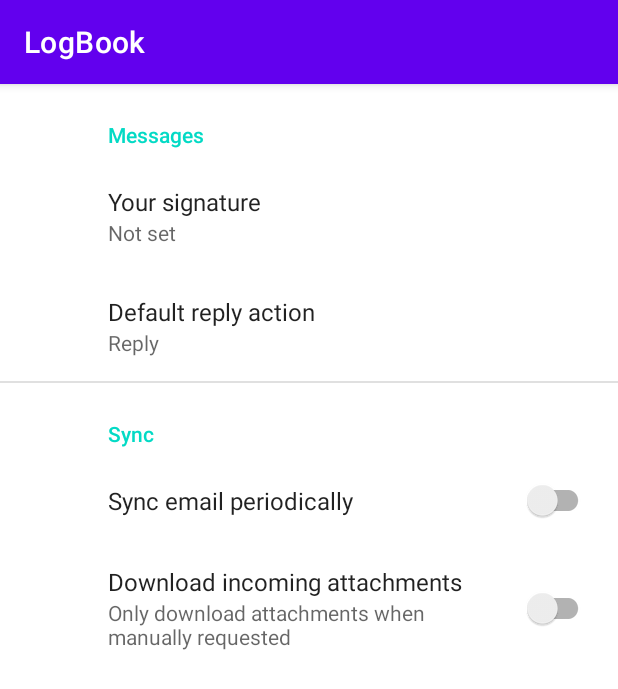
After one commit to Farhan5897/LogBook, an Android app: the SettingsFragment screen opened through its navigation route, on a phone screen of 412 x 824 dp. The commit adds this screen. Shown: the top 689 px of the screen. Run offline under Robolectric (Android 15) with nearby library versions, the phone set to English and light mode, and no system bars; our stand-ins replace androidx.preference; 2 statements that could not run were skipped.

Commit message:
update UI

```diff
--- a/app/src/main/java/com/simatrix/logbook/MainActivity.kt
+++ b/app/src/main/java/com/simatrix/logbook/MainActivity.kt
@@ -10,9 +10,5 @@ class MainActivity : AppCompatActivity() {
     override fun onCreate(savedInstanceState: Bundle?) {
         super.onCreate(savedInstanceState)
         setContentView(R.layout.activity_main)
-        add = findViewById(R.id.add_button)
-        add.setOnClickListener {
-            Toast.makeText(this, "moga", Toast.LENGTH_SHORT).show()
         }
     }
-}
--- /dev/null
+++ b/app/src/main/java/com/simatrix/logbook/fragments/HomeFragment.kt
@@ -0,0 +1,49 @@
+package com.simatrix.logbook.fragments
+
+import android.os.Bundle
+import androidx.fragment.app.Fragment
+import android.view.LayoutInflater
+import android.view.View
+import android.view.ViewGroup
+import androidx.navigation.fragment.findNavController
+import com.simatrix.logbook.R
+import com.simatrix.logbook.databinding.FragmentHomeBinding
+
+
+class HomeFragment : Fragment() {
+
+    private lateinit var binder : FragmentHomeBinding
+
+
+
+    override fun onCreate(savedInstanceState: Bundle?) {
+        super.onCreate(savedInstanceState)
+
+
+    }
+
+    override fun onCreateView(
+        inflater: LayoutInflater, container: ViewGroup?,
+        savedInstanceState: Bundle?
+    ): View? {
+        // Inflate the layout for this fragment
+        binder = FragmentHomeBinding.inflate(inflater, container, false)
+        return binder.root
+    }
+
+    override fun onViewCreated(view: View, savedInstanceState: Bundle?) {
+        super.onViewCreated(view, savedInstanceState)
+        initClick()
+    }
+
+    private fun initClick() {
+        binder.apply {
+            SettingButton.setOnClickListener(){
+                findNavController().navigate(R.id.action_homeFragment_to_settingsFragment)
+            }
+            AddButton.setOnClickListener(){
+                findNavController().navigate(R.id.action_homeFragment_to_addFragment)
+            }
+        }
+    }
+}
--- /dev/null
+++ b/app/src/main/java/com/simatrix/logbook/fragments/SettingsFragment.kt
@@ -0,0 +1,12 @@
+package com.simatrix.logbook.fragments
+
+import android.os.Bundle
+import androidx.preference.PreferenceFragmentCompat
+import com.simatrix.logbook.R
+
+class SettingsFragment : PreferenceFragmentCompat() {
+
+    override fun onCreatePreferences(savedInstanceState: Bundle?, rootKey: String?) {
+        setPreferencesFromResource(R.xml.root_preferences, rootKey)
+    }
+}
--- /dev/null
+++ b/app/src/main/res/drawable/ic_baseline_add_24.xml
@@ -0,0 +1,5 @@
+<vector android:height="24dp" android:tint="#000000"
+    android:viewportHeight="24" android:viewportWidth="24"
+    android:width="24dp" xmlns:android="http://schemas.android.com/apk/res/android">
+    <path android:fillColor="@android:color/white" android:pathData="M19,13h-6v6h-2v-6H5v-2h6V5h2v6h6v2z"/>
+</vector>
--- /dev/null
+++ b/app/src/main/res/drawable/ic_setting.xml
@@ -0,0 +1,5 @@
+<vector android:height="24dp" android:tint="#000000"
+    android:viewportHeight="24" android:viewportWidth="24"
+    android:width="24dp" xmlns:android="http://schemas.android.com/apk/res/android">
+    <path android:fillColor="@android:color/white" android:pathData="M19.14,12.94c0.04,-0.3 0.06,-0.61 0.06,-0.94c0,-0.32 -0.02,-0.64 -0.07,-0.94l2.03,-1.58c0.18,-0.14 0.23,-0.41 0.12,-0.61l-1.92,-3.32c-0.12,-0.22 -0.37,-0.29 -0.59,-0.22l-2.39,0.96c-0.5,-0.38 -1.03,-0.7 -1.62,-0.94L14.4,2.81c-0.04,-0.24 -0.24,-0.41 -0.48,-0.41h-3.84c-0.24,0 -0.43,0.17 -0.47,0.41L9.25,5.35C8.66,5.59 8.12,5.92 7.63,6.29L5.24,5.33c-0.22,-0.08 -0.47,0 -0.59,0.22L2.74,8.87C2.62,9.08 2.66,9.34 2.86,9.48l2.03,1.58C4.84,11.36 4.8,11.69 4.8,12s0.02,0.64 0.07,0.94l-2.03,1.58c-0.18,0.14 -0.23,0.41 -0.12,0.61l1.92,3.32c0.12,0.22 0.37,0.29 0.59,0.22l2.39,-0.96c0.5,0.38 1.03,0.7 1.62,0.94l0.36,2.54c0.05,0.24 0.24,0.41 0.48,0.41h3.84c0.24,0 0.44,-0.17 0.47,-0.41l0.36,-2.54c0.59,-0.24 1.13,-0.56 1.62,-0.94l2.39,0.96c0.22,0.08 0.47,0 0.59,-0.22l1.92,-3.32c0.12,-0.22 0.07,-0.47 -0.12,-0.61L19.14,12.94zM12,15.6c-1.98,0 -3.6,-1.62 -3.6,-3.6s1.62,-3.6 3.6,-3.6s3.6,1.62 3.6,3.6S13.98,15.6 12,15.6z"/>
+</vector>
--- a/app/src/main/res/layout/activity_main.xml
+++ b/app/src/main/res/layout/activity_main.xml
@@ -5,33 +5,11 @@
     android:layout_width="match_parent"
     android:layout_height="match_parent"
     tools:context=".MainActivity">
-
-    <androidx.appcompat.widget.LinearLayoutCompat
-        android:gravity="end"
+    <androidx.fragment.app.FragmentContainerView
+        android:id="@+id/fragmentContainerView"
+        android:name="androidx.navigation.fragment.NavHostFragment"
         android:layout_width="match_parent"
-        android:layout_height="wrap_content">
-        <com.google.android.material.button.MaterialButton
-            android:id="@+id/add_button"
-            style="@style/Widget.MaterialComponents.Button.OutlinedButton"
-            android:layout_width="wrap_content"
-            android:layout_height="wrap_content"
-            android:layout_margin="10dp"
-            android:text="ADD"
-            android:textColor="@color/black"
-            app:strokeColor="@color/black" />
-    </androidx.appcompat.widget.LinearLayoutCompat>
-    <androidx.appcompat.widget.LinearLayoutCompat
-        android:layout_weight="1"
-        android:layout_width="match_parent"
-        android:layout_height="0dp">
-        <ScrollView
-            android:layout_width="match_parent"
-            android:layout_height="match_parent">
-            <androidx.recyclerview.widget.RecyclerView
-                android:layout_width="wrap_content"
-                android:layout_height="wrap_content"/>
-        </ScrollView>
-    </androidx.appcompat.widget.LinearLayoutCompat>
-
-
+        android:layout_height="match_parent"
+        app:defaultNavHost="true"
+        app:navGraph="@navigation/logbook_app_navigation" />
 </androidx.appcompat.widget.LinearLayoutCompat>
--- /dev/null
+++ b/app/src/main/res/navigation/logbook_app_navigation.xml
@@ -0,0 +1,49 @@
+<?xml version="1.0" encoding="utf-8"?>
+<navigation xmlns:android="http://schemas.android.com/apk/res/android"
+    xmlns:app="http://schemas.android.com/apk/res-auto"
+    xmlns:tools="http://schemas.android.com/tools"
+    android:id="@+id/loogbook_app_navigation"
+    app:startDestination="@id/homeFragment">
+
+    <fragment
+        android:id="@+id/homeFragment"
+        android:name="com.simatrix.logbook.fragments.HomeFragment"
+        android:label="fragment_home"
+        tools:layout="@layout/fragment_home" >
+        <action
+            android:id="@+id/action_homeFragment_to_addFragment"
+            app:destination="@id/addFragment" />
+        <action
+            android:id="@+id/action_homeFragment_to_updateFragment"
+            app:destination="@id/updateFragment" />
+        <action
+            android:id="@+id/action_homeFragment_to_settingsFragment"
+            app:destination="@id/settingsFragment" />
+    </fragment>
+    <fragment
+        android:id="@+id/addFragment"
+        android:name="com.simatrix.logbook.fragments.AddFragment"
+        android:label="fragment_add"
+        tools:layout="@layout/fragment_add" >
+        <action
+            android:id="@+id/action_addFragment_to_homeFragment"
+            app:destination="@id/homeFragment" />
+    </fragment>
+    <fragment
+        android:id="@+id/updateFragment"
+        android:name="com.simatrix.logbook.fragments.UpdateFragment"
+        android:label="fragment_update"
+        tools:layout="@layout/fragment_update" >
+        <action
+            android:id="@+id/action_updateFragment_to_homeFragment"
+            app:destination="@id/homeFragment" />
+    </fragment>
+    <fragment
+        android:id="@+id/settingsFragment"
+        android:name="com.simatrix.logbook.fragments.SettingsFragment"
+        android:label="SettingsFragment" >
+        <action
+            android:id="@+id/action_settingsFragment_to_homeFragment"
+            app:destination="@id/homeFragment" />
+    </fragment>
+</navigation>
--- /dev/null
+++ b/app/src/main/res/values/arrays.xml
@@ -0,0 +1,12 @@
+<resources>
+    <!-- Reply Preference -->
+    <string-array name="reply_entries">
+        <item>Reply</item>
+        <item>Reply to all</item>
+    </string-array>
+
+    <string-array name="reply_values">
+        <item>reply</item>
+        <item>reply_all</item>
+    </string-array>
+</resources>
--- a/app/src/main/res/values/strings.xml
+++ b/app/src/main/res/values/strings.xml
@@ -1,3 +1,19 @@
 <resources>
     <string name="app_name">LogBook</string>
+    <!-- TODO: Remove or change this placeholder text -->
+    <string name="hello_blank_fragment">Hello blank fragment</string>
+    <!-- Preference Titles -->
+    <string name="messages_header">Messages</string>
+    <string name="sync_header">Sync</string>
+
+    <!-- Messages Preferences -->
+    <string name="signature_title">Your signature</string>
+    <string name="reply_title">Default reply action</string>
+
+    <!-- Sync Preferences -->
+    <string name="sync_title">Sync email periodically</string>
+    <string name="attachment_title">Download incoming attachments</string>
+    <string name="attachment_summary_on">Automatically download attachments for incoming emails
+    </string>
+    <string name="attachment_summary_off">Only download attachments when manually requested</string>
 </resources>
--- /dev/null
+++ b/app/src/main/res/xml/root_preferences.xml
@@ -0,0 +1,35 @@
+<PreferenceScreen xmlns:app="http://schemas.android.com/apk/res-auto">
+
+    <PreferenceCategory app:title="@string/messages_header">
+
+        <EditTextPreference
+            app:key="signature"
+            app:title="@string/signature_title"
+            app:useSimpleSummaryProvider="true" />
+
+        <ListPreference
+            app:defaultValue="reply"
+            app:entries="@array/reply_entries"
+            app:entryValues="@array/reply_values"
+            app:key="reply"
+            app:title="@string/reply_title"
+            app:useSimpleSummaryProvider="true" />
+
+    </PreferenceCategory>
+
+    <PreferenceCategory app:title="@string/sync_header">
+
+        <SwitchPreferenceCompat
+            app:key="sync"
+            app:title="@string/sync_title" />
+
+        <SwitchPreferenceCompat
+            app:dependency="sync"
+            app:key="attachment"
+            app:summaryOff="@string/attachment_summary_off"
+            app:summaryOn="@string/attachment_summary_on"
+            app:title="@string/attachment_title" />
+
+    </PreferenceCategory>
+
+</PreferenceScreen>
```
Also changed, not shown: app/build.gradle (+6 -1 lines), app/src/main/java/com/simatrix/logbook/fragments/AddFragment.kt (added, +60 -0 lines), app/src/main/java/com/simatrix/logbook/fragments/UpdateFragment.kt (added, +60 -0 lines), app/src/main/res/layout/fragment_add.xml (added, +14 -0 lines), app/src/main/res/layout/fragment_home.xml (added, +60 -0 lines), app/src/main/res/layout/fragment_update.xml (added, +14 -0 lines).
